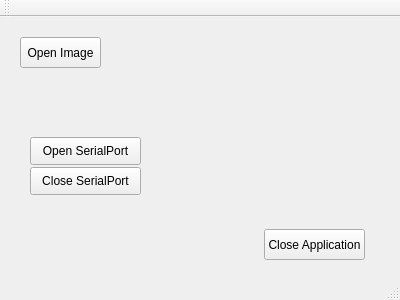
First picture: the form in LightControl/mainwindow.ui, repository RaCastanon/Lighting, before the edit.
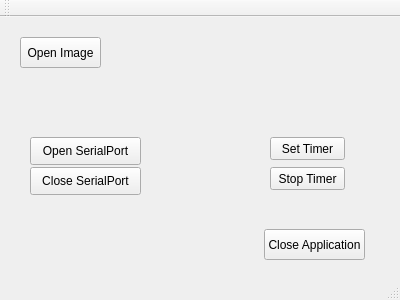
Second picture: the form after the edit.

Commit message:
QTimer integrated
QTimer integrated and configures

What changed in the file:
```diff
--- a/LightControl/mainwindow.ui
+++ b/LightControl/mainwindow.ui
@@ -66,6 +66,32 @@
      <string>Close SerialPort</string>
     </property>
    </widget>
+   <widget class="QPushButton" name="setTimer">
+    <property name="geometry">
+     <rect>
+      <x>270</x>
+      <y>120</y>
+      <width>75</width>
+      <height>23</height>
+     </rect>
+    </property>
+    <property name="text">
+     <string>Set Timer</string>
+    </property>
+   </widget>
+   <widget class="QPushButton" name="stopTimer">
+    <property name="geometry">
+     <rect>
+      <x>270</x>
+      <y>150</y>
+      <width>75</width>
+      <height>23</height>
+     </rect>
+    </property>
+    <property name="text">
+     <string>Stop Timer</string>
+    </property>
+   </widget>
   </widget>
   <widget class="QMenuBar" name="menuBar">
    <property name="geometry">
```
Left out of the diff: 2 changed lines with no effect on the pictures. The commit also changes 7 other files.
